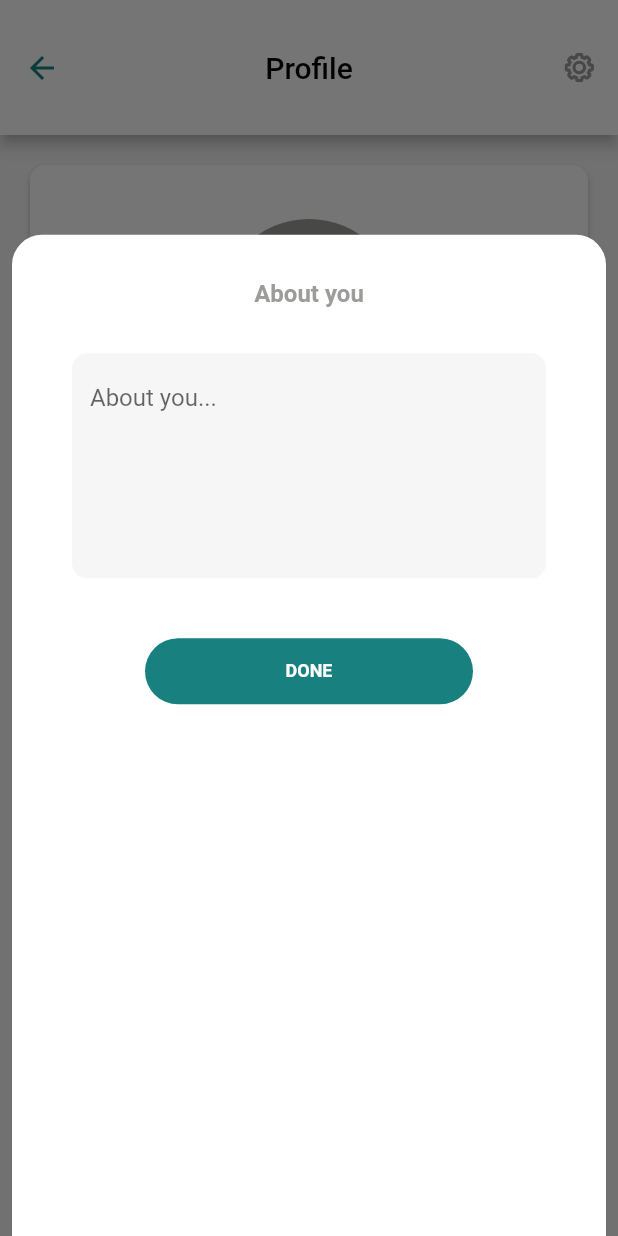
After one commit to PreeminentDeveloper/DiceApp-Clone, a Flutter app: the MyProfile screen opened directly, after a tap on an icon or button, on a phone screen of 412 x 824 dp. The commit adds this screen. Run offline on Flutter 3.47's test engine with Material 2 defaults, Android fonts, the phone set to English and light mode, and no system bars; our stand-ins replace bloc, cached_network_image, circular_profile_avatar, device_info, event_bus, firebase_core and 17 more; missing offline and left inert: country_list_pick, phoenix_socket; accounts and stored records are empty; Roboto replaces fonts that are missing (Objectivity); project files that could hold a hidden picture were left out.

Commit message:
about profile updating

```diff
--- a/lib/views/home/widget/profile_window.dart
+++ b/lib/views/home/widget/profile_window.dart
@@ -44,7 +44,7 @@ class ProfileWindow extends StatelessWidget {
                   ),
                   SizedBox(height: SizeConfig.sizeExtraSmall),
                   TextWidget(
-                    text: 'About...',
+                    text: provider.user?.bio ?? 'About...',
                     size: FontSize.s12,
                     weight: FontWeight.w500,
                     appcolor: DColors.grey,
--- /dev/null
+++ b/lib/views/profile/modal/bottom_sheet_modal.dart
@@ -0,0 +1,17 @@
+import 'package:flutter/material.dart';
+
+void showModal(BuildContext context, Widget child) {
+  showModalBottomSheet(
+    context: context,
+    enableDrag: true,
+    backgroundColor: Colors.transparent,
+    isDismissible: true,
+    isScrollControlled: true,
+    builder: (BuildContext context) => DraggableScrollableSheet(
+        expand: false,
+        initialChildSize: 0.81,
+        minChildSize: 0.5,
+        maxChildSize: 0.81,
+        builder: (ctx, scroll) => child),
+  );
+}
--- a/lib/views/profile/my_profile.dart
+++ b/lib/views/profile/my_profile.dart
@@ -6,6 +6,7 @@ import 'package:dice_app/core/util/pallets.dart';
 import 'package:dice_app/core/util/size_config.dart';
 import 'package:dice_app/views/home/provider/home_provider.dart';
 import 'package:dice_app/views/profile/provider/profile_provider.dart';
+import 'package:dice_app/views/profile/widget/about_modal.dart';
 import 'package:dice_app/views/profile/widget/image_modal.dart';
 import 'package:dice_app/views/widgets/bottom_sheet.dart';
 import 'package:dice_app/views/widgets/circle_image.dart';
@@ -17,6 +18,8 @@ import 'package:flutter/material.dart';
 import 'package:flutter_screenutil/flutter_screenutil.dart';
 import 'package:flutter_svg/flutter_svg.dart';
 import 'package:provider/provider.dart';
+
+import 'modal/bottom_sheet_modal.dart';
 
 class MyProfile extends StatefulWidget {
   @override
@@ -47,14 +50,14 @@ class _MyProfileState extends State<MyProfile> {
             ),
           )
         ]),
-      body: Container(
+        body: Consumer<ProfileProvider>(
+          builder: (context, provider, child) {
+            return Container(
               margin: EdgeInsets.all(SizeConfig.appPadding!),
               child: SingleChildScrollView(
                 child: Column(
                   children: [
-              Consumer<ProfileProvider>(
-                builder: (context, provider, child) {
-                  return SizedBox(
+                    SizedBox(
                       width: double.infinity,
                       child: Card(
                         elevation: 2,
@@ -120,13 +123,11 @@ class _MyProfileState extends State<MyProfile> {
                           ),
                         ),
                       ),
-                  );
-                },
                     ),
                     //about
                     SizedBox(height: 11.6.h),
                     GestureDetector(
-                onTap: () {},
+                      onTap: () => showModal(context, const AboutModal()),
                       child: SizedBox(
                         width: double.infinity,
                         child: Card(
@@ -139,17 +140,20 @@ class _MyProfileState extends State<MyProfile> {
                                   style: BorderStyle.solid)),
                           child: Padding(
                             padding: EdgeInsets.only(
-                          top: 43.h, left: 23.w, right: 23.w, bottom: 23.h),
+                                top: 43.h,
+                                left: 23.w,
+                                right: 23.w,
+                                bottom: 23.h),
                             child: Row(
                               mainAxisAlignment: MainAxisAlignment.start,
                               children: [
                                 TextWidget(
-                            text: 'About you...',
+                                  text: provider.user?.bio ?? 'About you...',
                                   appcolor: DColors.mildDark,
                                   type: "Objectivity",
                                   size: FontSize.s12,
                                 ),
-                          Spacer(),
+                                const Spacer(),
                                 SvgPicture.asset(
                                   "assets/edit.svg",
                                   height: 11,
@@ -189,13 +193,14 @@ class _MyProfileState extends State<MyProfile> {
                                   onTap: () {
                                     // _bottomSheetMore(context, "friend");
                                   },
-                            child:
-                                _items("assets/add-friend.svg", "Add Friends")),
+                                  child: _items(
+                                      "assets/add-friend.svg", "Add Friends")),
                               GestureDetector(
                                   onTap: () {
                                     // _bottomSheetMore(context, "trophy");
                                   },
-                            child: _items("assets/trophy.svg", "Trophies"))
+                                  child:
+                                      _items("assets/trophy.svg", "Trophies"))
                             ],
                           ),
                         ),
@@ -234,8 +239,9 @@ class _MyProfileState extends State<MyProfile> {
                   ],
                 ),
               ),
-      ),
             );
+          },
+        ));
   }
 
   Widget _items(icon, text) {
@@ -246,9 +252,7 @@ class _MyProfileState extends State<MyProfile> {
           height: 24,
           color: DColors.primaryColor,
         ),
-        SizedBox(
-          height: 10,
-        ),
+        SizedBox(height: 10.h),
         TextWidget(
           text: text,
           appcolor: DColors.mildDark,
@@ -259,6 +263,4 @@ class _MyProfileState extends State<MyProfile> {
       ],
     );
   }
-
-  _pickImage() {}
 }
--- /dev/null
+++ b/lib/views/profile/widget/about_modal.dart
@@ -0,0 +1,101 @@
+import 'package:dice_app/core/util/pallets.dart';
+import 'package:dice_app/core/util/size_config.dart';
+import 'package:dice_app/views/profile/provider/profile_provider.dart';
+import 'package:dice_app/views/widgets/textviews.dart';
+import 'package:flutter/material.dart';
+import 'package:flutter_screenutil/flutter_screenutil.dart';
+import 'package:provider/provider.dart';
+
+TextEditingController _about = TextEditingController();
+
+class AboutModal extends StatelessWidget {
+  const AboutModal({Key? key}) : super(key: key);
+  @override
+  Widget build(BuildContext context) {
+    final _provider = Provider.of<ProfileProvider>(context, listen: false);
+    _about.text = _provider.user?.bio ?? '';
+    return Container(
+        margin: EdgeInsets.symmetric(horizontal: 8.w),
+        decoration: BoxDecoration(
+            borderRadius: BorderRadius.only(
+                topLeft: Radius.circular(20.r),
+                topRight: Radius.circular(20.r)),
+            color: Colors.white),
+        padding: EdgeInsets.all(SizeConfig.sizeLarge!),
+        child: Consumer<ProfileProvider>(
+          builder: (context, profile, child) {
+            return Column(
+              mainAxisAlignment: MainAxisAlignment.start,
+              children: [
+                Container(
+                  margin: EdgeInsets.symmetric(vertical: SizeConfig.sizeSmall!),
+                  child: TextWidget(
+                    text: "About you",
+                    appcolor: DColors.lightGrey,
+                    weight: FontWeight.w700,
+                    type: "Objectivity",
+                    size: FontSize.s16,
+                  ),
+                ),
+                Container(
+                  decoration:
+                      BoxDecoration(borderRadius: BorderRadius.circular(10)),
+                  height: 6 * 25.0,
+                  margin: const EdgeInsets.all(20),
+                  child: TextFormField(
+                    maxLines: 6,
+                    controller: _about,
+                    validator: (value) {
+                      if (value == null || value.isEmpty) {
+                        return 'Please enter some text';
+                      }
+                      return null;
+                    },
+                    decoration: InputDecoration(
+                      hintText: "About you...",
+                      fillColor: DColors.bgGrey,
+                      filled: true,
+                      border: OutlineInputBorder(
+                          borderRadius: BorderRadius.circular(10.0),
+                          borderSide: BorderSide.none),
+                    ),
+                  ),
+                ),
+                Container(
+                  width: double.infinity,
+                  height: 44,
+                  margin: EdgeInsets.symmetric(
+                      horizontal: MediaQuery.of(context).size.width / 6,
+                      vertical: 20),
+                  child: TextButton(
+                      onPressed: () {
+                        if (_about.text.isNotEmpty) {
+                          _provider.updateUsersInfo(
+                              context, "bio", _about.text);
+                        }
+                      },
+                      style: ButtonStyle(
+                          backgroundColor: MaterialStateProperty.all<Color>(
+                              DColors.primaryColor),
+                          shape:
+                              MaterialStateProperty.all<RoundedRectangleBorder>(
+                                  RoundedRectangleBorder(
+                            borderRadius:
+                                BorderRadius.circular(SizeConfig.sizeXXL!),
+                            // side: BorderSide(color: Colors.red)
+                          ))),
+                      child: TextWidget(
+                        text: profile.profileEnum == ProfileEnum.busy
+                            ? "Updating..."
+                            : "Done".toUpperCase(),
+                        weight: FontWeight.w700,
+                        appcolor: DColors.white,
+                        size: FontSize.s12,
+                      )),
+                ),
+              ],
+            );
+          },
+        ));
+  }
+}
```
Also changed, not shown: lib/views/auth/data/model/profile/profile_setup_model.dart (+18 -0 lines), lib/views/profile/model/update_profile_response.dart (added, +41 -0 lines), lib/views/profile/provider/profile_provider.dart (+18 -0 lines), lib/views/profile/source/remote.dart (+16 -0 lines). Lines whose indentation alone changed are shown as unchanged.
